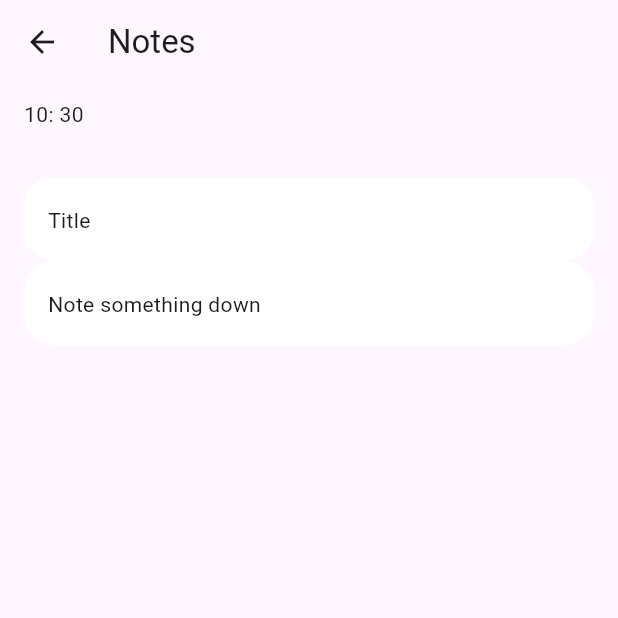
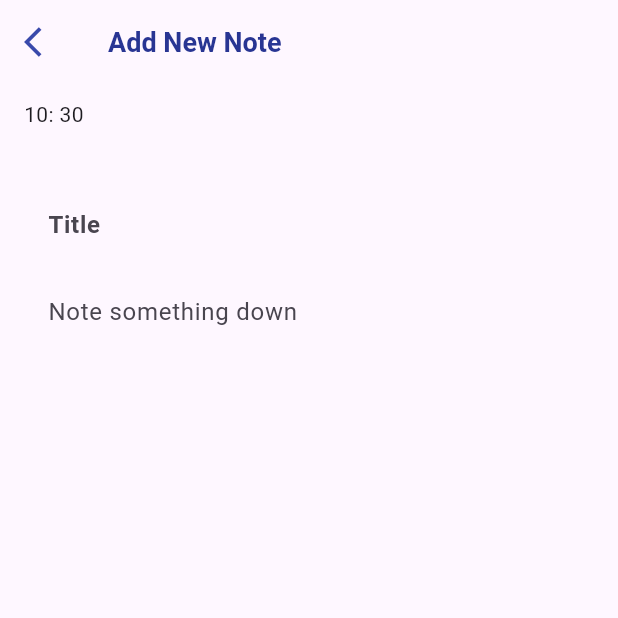
Before and after one commit to suhailthakrani/my_todo_app, a Flutter app: the screen it shows after launch, after a tap on the "add" icon, on a phone screen of 412 x 824 dp, the top half of it. Run offline on Flutter 3.47's test engine with Material 2 defaults, Android fonts, the phone set to English and light mode, and no system bars; our stand-ins replace sqflite; accounts and stored records are empty.

Commit message:
Updated add new note screen!

```diff
--- a/lib/home_screen.dart
+++ b/lib/home_screen.dart
@@ -54,10 +54,15 @@ class _HomeScreenState extends State<HomeScreen> {
       darkTheme: darkTheme,
       themeMode: themeController.themeMode,
       home: Scaffold(
-        appBar: AppBar(
+        appBar: _selectedIndex == 0
+            ? AppBar(
                 title: Text(
                   "Hi, Suhail Thakrani",
-            style: textTheme.headlineSmall,
+                  style: textTheme.displayMedium!.copyWith(
+                    color: Colors.indigo.shade800,
+                    fontWeight: FontWeight.w700,
+                    fontSize: 24,
+                  ),
                 ),
                 actions: [
                   Switch(
@@ -69,6 +74,10 @@ class _HomeScreenState extends State<HomeScreen> {
                   ),
                   SizedBox(width: 12),
                 ],
+              )
+            : PreferredSize(
+                child: Container(),
+                preferredSize: Size.fromHeight(30),
               ),
         body: _screens[_selectedIndex],
         bottomNavigationBar: BottomNavigationBar(
--- a/lib/models/notes_model.dart
+++ b/lib/models/notes_model.dart
@@ -8,26 +8,23 @@ class Notes {
 }
 
 class Note {
-  final int id;
+  // final int id;
   final String title;
   final String body;
   final DateTime creationDateTime;
 
   Note({
-    required this.id,
     required this.title,
     required this.body,
     required this.creationDateTime,
   });
 
   Note copyWith({
-    int? id,
     String? title,
     String? body,
     DateTime? creationDateTime,
   }) {
     return Note(
-      id: id ?? this.id,
       title: title ?? this.title,
       body: body ?? this.body,
       creationDateTime: creationDateTime ?? this.creationDateTime,
@@ -36,7 +33,6 @@ class Note {
 
   Map<String, dynamic> toMap() {
     return <String, dynamic>{
-      'id': id,
       'title': title,
       'body': body,
       'creationDateTime': creationDateTime.millisecondsSinceEpoch,
@@ -45,11 +41,9 @@ class Note {
 
   factory Note.fromMap(Map<String, dynamic> map) {
     return Note(
-      id: map['id'] as int,
       title: map['title'] as String,
       body: map['body'] as String,
-      creationDateTime:
-          DateTime.fromMillisecondsSinceEpoch(map['creationDateTime'] as int),
+      creationDateTime: map['creationDateTime'] as DateTime,
     );
   }
 
@@ -59,25 +53,19 @@ class Note {
       Note.fromMap(json.decode(source) as Map<String, dynamic>);
 
   @override
-  String toString() {
-    return 'Note(id: $id, title: $title, body: $body, creationDateTime: $creationDateTime)';
-  }
+  String toString() =>
+      'Note(title: $title, body: $body, creationDateTime: $creationDateTime)';
 
   @override
   bool operator ==(covariant Note other) {
     if (identical(this, other)) return true;
 
-    return other.id == id &&
-        other.title == title &&
+    return other.title == title &&
         other.body == body &&
         other.creationDateTime == creationDateTime;
   }
 
   @override
-  int get hashCode {
-    return id.hashCode ^
-        title.hashCode ^
-        body.hashCode ^
-        creationDateTime.hashCode;
-  }
+  int get hashCode =>
+      title.hashCode ^ body.hashCode ^ creationDateTime.hashCode;
 }
--- a/lib/screens/notes/components/add_note.dart
+++ b/lib/screens/notes/components/add_note.dart
@@ -2,15 +2,16 @@
 import 'package:flutter/material.dart';
 import 'package:flutter/src/widgets/framework.dart';
 import 'package:flutter/src/widgets/placeholder.dart';
+import 'package:my_todo_app/db/database_provider.dart';
 
 import 'package:my_todo_app/models/notes_model.dart';
 
 class AddNote extends StatefulWidget {
-  final ValueSetter<Note> noteSetter;
+  // final ValueSetter<Note> noteSetter;
 
   const AddNote({
     Key? key,
-    required this.noteSetter,
+    // required this.noteSetter,
   }) : super(key: key);
 
   @override
@@ -25,13 +26,31 @@ class _AddNoteState extends State<AddNote> {
   Widget build(BuildContext context) {
     return Scaffold(
       appBar: AppBar(
-        title: Text('Notes'),
+        leading: IconButton(
+          onPressed: () {
+            Navigator.of(context).pop();
+          },
+          icon: Icon(
+            Icons.arrow_back_ios,
+            color: Colors.indigo.shade600,
+          ),
+        ),
+        title: Text(
+          'Add New Note',
+          style: TextStyle(
+            fontWeight: FontWeight.w700,
+            fontSize: 18,
+            color: Colors.indigo.shade800,
+          ),
+        ),
         bottom: PreferredSize(
           child: Container(
             alignment: Alignment.centerLeft,
             padding: EdgeInsets.only(left: 16),
             child: Text(
-                  '${DateTime.now().hour}: ${DateTime.now().minute.abs()}')),
+              '${DateTime.now().hour}: ${DateTime.now().minute.abs()}',
+            ),
+          ),
           preferredSize: Size.fromHeight(
             30,
           ),
@@ -39,27 +58,32 @@ class _AddNoteState extends State<AddNote> {
         actions: [
           editingStarted
               ? InkWell(
-                  onTap: () {
-                    widget.noteSetter(Note.fromMap({
+                  onTap: () async {
+                    await DatabaseProvider.db.addNewNote(Note.fromMap({
                       'title': _titleController.text,
                       'body': _descriptionController.text,
-                      'creationDateTime':DateTime.now()
-
+                      'creationDateTime': DateTime.now()
                     }));
+                    if (mounted) {
                       Navigator.of(context).pop();
+                    }
                   },
-                  child: Icon(Icons.done))
+                  child: Icon(
+                    Icons.done,
+                    color: Colors.indigo.shade800,
+                    size: 30,
+                  ),
+                )
               : Container(),
-          SizedBox(
-            width: 16,
-          ),
+          SizedBox(width: 24),
         ],
       ),
-      body: ListView(
+      body: Padding(
         padding: EdgeInsets.symmetric(
           horizontal: 16,
           vertical: 32,
         ),
+        child: Column(
           children: [
             TextField(
               onEditingComplete: () {
@@ -68,27 +92,37 @@ class _AddNoteState extends State<AddNote> {
                 });
               },
               controller: _titleController,
+              style: TextStyle(
+                fontWeight: FontWeight.w700,
+                fontSize: 20,
+                color: Colors.indigo.shade800,
+              ),
               decoration: InputDecoration(
                 hintText: 'Title',
-              hintStyle: Theme.of(context).textTheme.bodyMedium,
+                hintStyle: TextStyle(
+                  fontWeight: FontWeight.w600,
+                  fontSize: 16,
                 ),
               ),
-          TextField(
-            // onChanged: (value) {
-            //   setState(() {
-            //     editingStarted = true;
-            //   });
-            // },
+            ),
+            Expanded(
+              child: TextField(
+                onChanged: (value) {
+                  setState(() {
+                    editingStarted = true;
+                  });
+                },
                 controller: _descriptionController,
-            // maxLines: 10,
+                maxLines: null,
                 keyboardType: TextInputType.multiline,
                 decoration: InputDecoration(
                   hintText: 'Note something down',
-              hintStyle: Theme.of(context).textTheme.bodyMedium,
+                ),
               ),
             ),
           ],
         ),
+      ),
     );
   }
 }
--- a/lib/screens/notes/notes_screen.dart
+++ b/lib/screens/notes/notes_screen.dart
@@ -25,11 +25,14 @@ class _NotesScreenState extends State<NotesScreen> {
           children: [
             // GreetingHeader(textTheme: textTheme),
             Container(
-              height: 40,
+              height: 50,
               padding: EdgeInsets.symmetric(horizontal: 16),
               child: TextField(
                 decoration: InputDecoration(
                   hintText: 'Search Notes',
+                  hintStyle: TextStyle(
+                    color: Theme.of(context).primaryColor,
+                  ),
                   prefixIcon: Icon(Icons.search),
                 ),
               ),
@@ -116,13 +119,7 @@ class _NotesScreenState extends State<NotesScreen> {
             Navigator.push(
                 context,
                 MaterialPageRoute(
-                  builder: (context) => AddNote(
-                    noteSetter: (value) {
-                      setState(() {
-                        notes.add(value);
-                      });
-                    },
-                  ),
+                  builder: (context) => AddNote(),
                 ));
           },
           child: Icon(
--- a/lib/screens/todo/todo_screen.dart
+++ b/lib/screens/todo/todo_screen.dart
@@ -13,10 +13,12 @@ class _ToDoScreenState extends State<ToDoScreen> {
   @override
   Widget build(BuildContext context) {
     return Scaffold(
-      body: Column(
+      body: Center(
+        child: Column(
           children: [
-          Text("tdata"),
+            Text("TODO data"),
           ],
+        ),
       ),
       floatingActionButtonLocation: FloatingActionButtonLocation.centerFloat,
       floatingActionButton: FloatingActionButton(
--- a/lib/theme/theme_constants.dart
+++ b/lib/theme/theme_constants.dart
@@ -3,19 +3,33 @@ import 'package:flutter/material.dart';
 ThemeData lightTheme = ThemeData(
   brightness: Brightness.light,
   useMaterial3: true,
+  primaryColor: Colors.indigo.shade800,
+  // colorScheme: ColorScheme(
+  //     brightness: Brightness.light,
+  //     primary: Colors.indigo.shade800,
+  //     onPrimary: Colors.indigo.shade800,
+  //     secondary: Colors.indigo.shade500,
+  //     onSecondary: Colors.indigo.shade500,
+  //     error: Colors.red.shade400,
+  //     onError: Colors.red.shade500,
+  //     background: Colors.white,
+  //     onBackground: Colors.white,
+  //     surface: Colors.white,
+  //     onSurface: Colors.white,),
   textTheme: TextTheme(
     headlineSmall: TextStyle(
-      fontWeight: FontWeight.w700,
-      color: Colors.indigo.shade900,
-    ),
+        fontWeight: FontWeight.w800,
+        color: Colors.indigo.shade800,
+        fontSize: 18,),
+
   ),
   inputDecorationTheme: InputDecorationTheme(
     border: OutlineInputBorder(
       borderRadius: BorderRadius.circular(20),
       borderSide: BorderSide.none,
     ),
-    filled: true,
-    fillColor: Colors.white,
+    // filled: true,
+    // fillColor: Colors.white,
   ),
 
   // elevatedButtonTheme: ElevatedButtonThemeData(
```
Also changed, not shown: lib/db/database_provider.dart (+12 -4 lines). Lines whose indentation alone changed are shown as unchanged.
